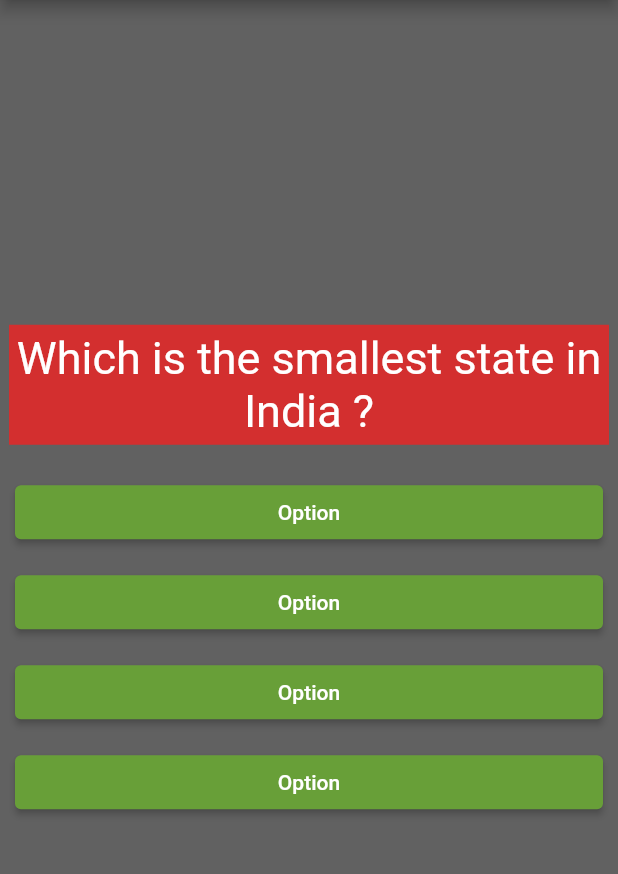
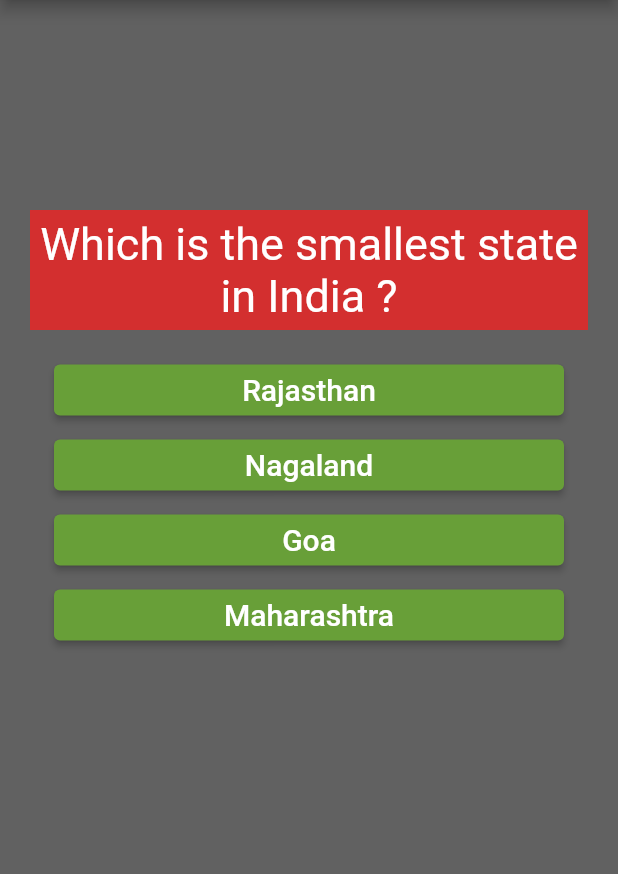
Before and after one commit to RushiNaikwadi/Quizzz, a Flutter app: the screen it shows after launch, on a phone screen of 412 x 824 dp, the part 84-958 px from its top. Run offline on Flutter 3.47's test engine with Material 2 defaults, Android fonts, the phone set to English and light mode, and no system bars; missing offline and left inert: dart:ffi.

Commit message:
Wrapped option widgets in single widget using List.map nethod

```diff
--- a/lib/main.dart
+++ b/lib/main.dart
@@ -1,3 +1,5 @@
+import 'dart:ffi';
+
 import 'package:flutter/material.dart';
 
 import './mcqQuestionWidget.dart';
@@ -11,9 +13,6 @@ class QuizApp extends StatefulWidget {
     return _QuizAppState();
   }
 }
-
-class _QuizAppState extends State <QuizApp> {
-  int _mcqIndex = 0;
 
 var mcqList = [
   {
@@ -30,9 +29,13 @@ class _QuizAppState extends State <QuizApp> {
   },
 ];
 
+class _QuizAppState extends State <QuizApp> {
+  int _mcqIndex = 0;
+
   void _optionSelected() {
     setState(() {
       _mcqIndex++;
+      _mcqIndex %= mcqList.length;
     });
   }
 
@@ -46,13 +49,18 @@ class _QuizAppState extends State <QuizApp> {
           centerTitle: true
         ),
         body: Column(
-          mainAxisAlignment: MainAxisAlignment.center,
           children: [
+            SizedBox(height: 140),
             mcqQuestionWidget(mcqQuestionText : (mcqList[_mcqIndex]['questionText'] as String)),
-            mcqOptionWidget(_optionSelected),
-            mcqOptionWidget(_optionSelected),
-            mcqOptionWidget(_optionSelected),
-            mcqOptionWidget(_optionSelected),
+            ...(mcqList[_mcqIndex]['optionList'] as List<String>).map((mcqOptionText) {
+                return mcqOptionWidget(
+                    optionSelectorFunction: _optionSelected,
+                    optionText:  mcqOptionText
+                );
+            })
+
+            // ... is known as spread operator where it pulls out all
+            // the widgets from list and put them outside as a list
           ],
         ),
         backgroundColor: Colors.grey[700],
--- a/lib/mcqOptionWidget.dart
+++ b/lib/mcqOptionWidget.dart
@@ -3,24 +3,26 @@ import 'package:flutter/material.dart';
 class mcqOptionWidget extends StatelessWidget {
 
   final VoidCallback optionSelectorFunction;
+  final String optionText;
 
-  mcqOptionWidget(this.optionSelectorFunction);
+  mcqOptionWidget({this.optionSelectorFunction, this.optionText});
 
   @override
   Widget build(BuildContext context) {
     return Container(
-      width: double.infinity,
-      margin: EdgeInsets.fromLTRB(5, 1, 5, 1),
-      padding: EdgeInsets.fromLTRB(5, 5, 5, 5),
+      width: 350,
+      height: 40,
+      margin: EdgeInsets.fromLTRB(5, 5, 5, 5),
+      padding: EdgeInsets.fromLTRB(5, 3, 5, 3),
       child: ElevatedButton(
-
-        onPressed: () => optionSelectorFunction,
+        onPressed: () => optionSelectorFunction(),
         style: ButtonStyle(
           backgroundColor: MaterialStateProperty.all(Colors.lightGreen[700])
         ),
         child: Text(
-            'Option',
+          optionText,
           style: TextStyle(
+            fontSize: 20,
             color: Colors.white
           ),
         ),
--- a/lib/mcqQuestionWidget.dart
+++ b/lib/mcqQuestionWidget.dart
@@ -3,18 +3,16 @@ import 'package:flutter/material.dart';
 class mcqQuestionWidget extends StatelessWidget {
 
   final String mcqQuestionText;
-
   mcqQuestionWidget({this.mcqQuestionText});
 
   @override
   Widget build(BuildContext context) {
     return Container(
-      // width: double.infinity,
-      margin: EdgeInsets.fromLTRB(6, 0, 6, 15),
+      width: double.infinity,
+      margin: EdgeInsets.fromLTRB(20, 0, 20, 15),
       padding: EdgeInsets.fromLTRB(5, 5, 5, 5),
       color: Colors.red[700],
       child: Text(
-        // 'Ye',
         mcqQuestionText,
         style: TextStyle(
           fontSize: 30,
```
Lines whose indentation alone changed are shown as unchanged.
